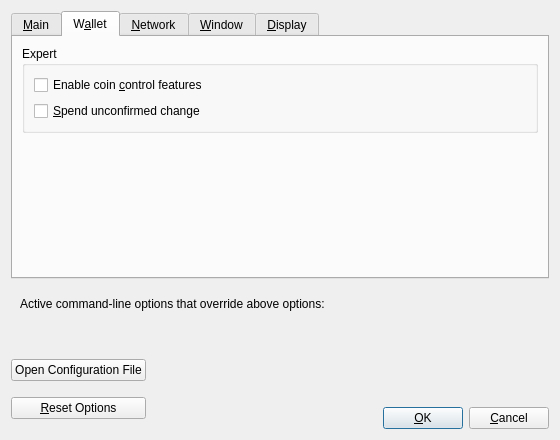
This is src/qt/forms/optionsdialog.ui in guncoin/guncoin as Qt 5 draws it before an edit. The edited form follows.
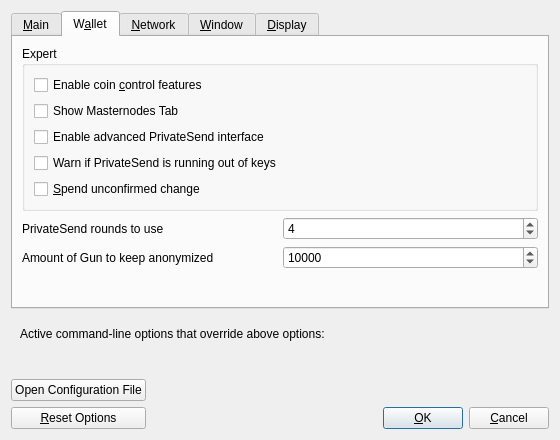
This is the edited form. The open tabs and pages were chosen to show the change. Custom widgets are drawn as their Qt base class.

The edit to the form file:
```diff
--- a/src/qt/forms/optionsdialog.ui
+++ b/src/qt/forms/optionsdialog.ui
@@ -216,6 +216,36 @@
             </property>
            </widget>
           </item>
+          <item>
+           <widget class="QCheckBox" name="showMasternodesTab">
+            <property name="toolTip">
+             <string>Show additional tab listing all your masternodes in first sub-tab&lt;br/&gt;and all masternodes on the network in second sub-tab.</string>
+            </property>
+            <property name="text">
+             <string>Show Masternodes Tab</string>
+            </property>
+           </widget>
+          </item>
+          <item>
+           <widget class="QCheckBox" name="showAdvancedPSUI">
+            <property name="toolTip">
+             <string>Show additional information and buttons for PrivateSend on overview screen.</string>
+            </property>
+            <property name="text">
+             <string>Enable advanced PrivateSend interface</string>
+            </property>
+           </widget>
+          </item>
+          <item>
+           <widget class="QCheckBox" name="lowKeysWarning">
+            <property name="toolTip">
+             <string>Show warning dialog when PrivateSend detects that wallet has very low number of keys left.</string>
+            </property>
+            <property name="text">
+             <string>Warn if PrivateSend is running out of keys</string>
+            </property>
+           </widget>
+          </item>
           <item>
            <widget class="QCheckBox" name="spendZeroConfChange">
             <property name="toolTip">
@@ -229,6 +259,75 @@
          </layout>
         </widget>
        </item>
+       <item>
+        <layout class="QHBoxLayout" name="horizontalLayout_4_Wallet">
+         <item>
+          <widget class="QLabel" name="label">
+           <property name="toolTip">
+            <string>This setting determines the amount of individual masternodes that an input will be anonymized through.&lt;br/&gt;More rounds of anonymization gives a higher degree of privacy, but also costs more in fees.</string>
+           </property>
+           <property name="text">
+            <string>PrivateSend rounds to use</string>
+           </property>
+          </widget>
+         </item>
+         <item>
+          <widget class="QSpinBox" name="privateSendRounds">
+           <property name="minimum">
+            <number>2</number>
+           </property>
+           <property name="maximum">
+            <number>8</number>
+           </property>
+           <property name="value">
+            <number>4</number>
+           </property>
+          </widget>
+         </item>
+        </layout>
+       </item>
+       <item>
+        <layout class="QHBoxLayout" name="horizontalLayout">
+         <item>
+          <widget class="QLabel" name="label_2">
+           <property name="toolTip">
+            <string>This amount acts as a threshold to turn off PrivateSend once it's reached.</string>
+           </property>
+           <property name="statusTip">
+            <string notr="true"/>
+           </property>
+           <property name="whatsThis">
+            <string notr="true"/>
+           </property>
+           <property name="accessibleName">
+            <string notr="true"/>
+           </property>
+           <property name="accessibleDescription">
+            <string notr="true"/>
+           </property>
+           <property name="text">
+            <string>Amount of Gun to keep anonymized</string>
+           </property>
+          </widget>
+         </item>
+         <item>
+          <widget class="QSpinBox" name="privateSendAmount">
+           <property name="minimum">
+            <number>2</number>
+           </property>
+           <property name="maximum">
+            <number>2000000</number>
+           </property>
+           <property name="singleStep">
+            <number>10</number>
+           </property>
+           <property name="value">
+            <number>10000</number>
+           </property>
+          </widget>
+         </item>
+        </layout>
+       </item>
        <item>
         <spacer name="verticalSpacer_Wallet">
          <property name="orientation">
```
